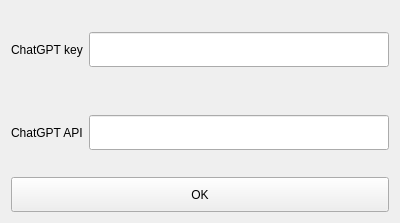
Old version of the form configure/chatgpt.ui in the repository thanhtan229/tinix-video-dubbing.
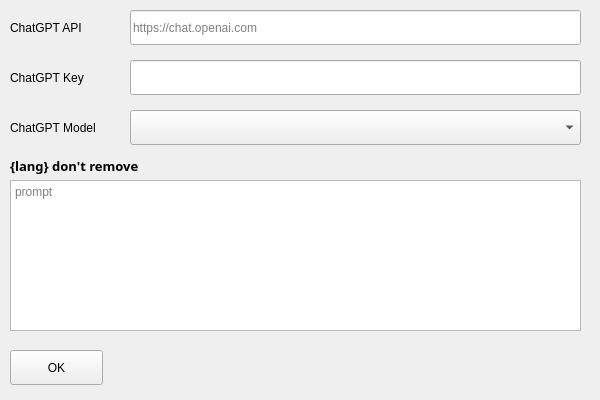
New version of the form.

Patch:
```diff
--- a/configure/chatgpt.ui
+++ b/configure/chatgpt.ui
@@ -9,8 +9,8 @@
    <rect>
     <x>0</x>
     <y>0</y>
-    <width>400</width>
-    <height>223</height>
+    <width>600</width>
+    <height>400</height>
    </rect>
   </property>
   <property name="sizePolicy">
@@ -21,25 +21,123 @@
   </property>
   <property name="maximumSize">
    <size>
-    <width>400</width>
-    <height>300</height>
+    <width>600</width>
+    <height>400</height>
    </size>
   </property>
   <property name="windowTitle">
    <string>ChatGPT</string>
   </property>
-  <layout class="QGridLayout" name="gridLayout">
-   <item row="0" column="0">
-    <layout class="QVBoxLayout" name="verticalLayout_2">
-     <item>
-      <layout class="QVBoxLayout" name="verticalLayout">
-       <item>
-        <layout class="QFormLayout" name="formLayout_2">
-         <property name="formAlignment">
-          <set>Qt::AlignLeading|Qt::AlignLeft|Qt::AlignVCenter</set>
-         </property>
-         <item row="0" column="0">
+  <widget class="QLabel" name="label_3">
+   <property name="geometry">
+    <rect>
+     <x>10</x>
+     <y>120</y>
+     <width>121</width>
+     <height>16</height>
+    </rect>
+   </property>
+   <property name="text">
+    <string>ChatGPT Model</string>
+   </property>
+  </widget>
+  <widget class="QComboBox" name="chatgpt_model">
+   <property name="geometry">
+    <rect>
+     <x>130</x>
+     <y>110</y>
+     <width>451</width>
+     <height>35</height>
+    </rect>
+   </property>
+   <property name="minimumSize">
+    <size>
+     <width>0</width>
+     <height>35</height>
+    </size>
+   </property>
+  </widget>
+  <widget class="QPlainTextEdit" name="chatgpt_template">
+   <property name="geometry">
+    <rect>
+     <x>10</x>
+     <y>180</y>
+     <width>571</width>
+     <height>151</height>
+    </rect>
+   </property>
+   <property name="placeholderText">
+    <string>prompt</string>
+   </property>
+  </widget>
+  <widget class="QLabel" name="label_4">
+   <property name="geometry">
+    <rect>
+     <x>10</x>
+     <y>155</y>
+     <width>271</width>
+     <height>21</height>
+    </rect>
+   </property>
+   <property name="font">
+    <font>
+     <family>黑体</family>
+     <pointsize>10</pointsize>
+     <weight>75</weight>
+     <bold>true</bold>
+    </font>
+   </property>
+   <property name="text">
+    <string>{lang} don't remove</string>
+   </property>
+  </widget>
+  <widget class="QPushButton" name="set_chatgpt">
+   <property name="geometry">
+    <rect>
+     <x>10</x>
+     <y>350</y>
+     <width>93</width>
+     <height>35</height>
+    </rect>
+   </property>
+   <property name="minimumSize">
+    <size>
+     <width>0</width>
+     <height>35</height>
+    </size>
+   </property>
+   <property name="text">
+    <string>OK</string>
+   </property>
+  </widget>
+  <widget class="QLineEdit" name="chatgpt_api">
+   <property name="geometry">
+    <rect>
+     <x>130</x>
+     <y>10</y>
+     <width>451</width>
+     <height>35</height>
+    </rect>
+   </property>
+   <property name="minimumSize">
+    <size>
+     <width>0</width>
+     <height>35</height>
+    </size>
+   </property>
+   <property name="placeholderText">
+    <string>https://chat.openai.com</string>
+   </property>
+  </widget>
           <widget class="QLabel" name="label">
+   <property name="geometry">
+    <rect>
+     <x>10</x>
+     <y>10</y>
+     <width>111</width>
+     <height>35</height>
+    </rect>
+   </property>
            <property name="minimumSize">
             <size>
              <width>0</width>
@@ -47,12 +145,18 @@
             </size>
            </property>
            <property name="text">
-            <string>ChatGPT key</string>
-           </property>
-          </widget>
-         </item>
-         <item row="0" column="1">
+    <string>ChatGPT API</string>
+   </property>
+  </widget>
           <widget class="QLineEdit" name="chatgpt_key">
+   <property name="geometry">
+    <rect>
+     <x>130</x>
+     <y>60</y>
+     <width>451</width>
+     <height>35</height>
+    </rect>
+   </property>
            <property name="minimumSize">
             <size>
              <width>0</width>
@@ -60,16 +164,15 @@
             </size>
            </property>
           </widget>
-         </item>
-        </layout>
-       </item>
-       <item>
-        <layout class="QFormLayout" name="formLayout">
-         <property name="formAlignment">
-          <set>Qt::AlignLeading|Qt::AlignLeft|Qt::AlignVCenter</set>
-         </property>
-         <item row="0" column="0">
           <widget class="QLabel" name="label_2">
+   <property name="geometry">
+    <rect>
+     <x>10</x>
+     <y>60</y>
+     <width>111</width>
+     <height>35</height>
+    </rect>
+   </property>
            <property name="minimumSize">
             <size>
              <width>0</width>
@@ -83,40 +186,9 @@
             </size>
            </property>
            <property name="text">
-            <string>ChatGPT API</string>
-           </property>
-          </widget>
-         </item>
-         <item row="0" column="1">
-          <widget class="QLineEdit" name="chatgpt_api">
-           <property name="minimumSize">
-            <size>
-             <width>0</width>
-             <height>35</height>
-            </size>
-           </property>
-          </widget>
-         </item>
-        </layout>
-       </item>
-      </layout>
-     </item>
-     <item>
-      <widget class="QPushButton" name="set_chatgpt">
-       <property name="minimumSize">
-        <size>
-         <width>0</width>
-         <height>35</height>
-        </size>
-       </property>
-       <property name="text">
-        <string>OK</string>
-       </property>
-      </widget>
-     </item>
-    </layout>
-   </item>
-  </layout>
+    <string>ChatGPT Key</string>
+   </property>
+  </widget>
  </widget>
  <resources/>
  <connections/>
```
Lines whose indentation alone changed are shown as unchanged.
